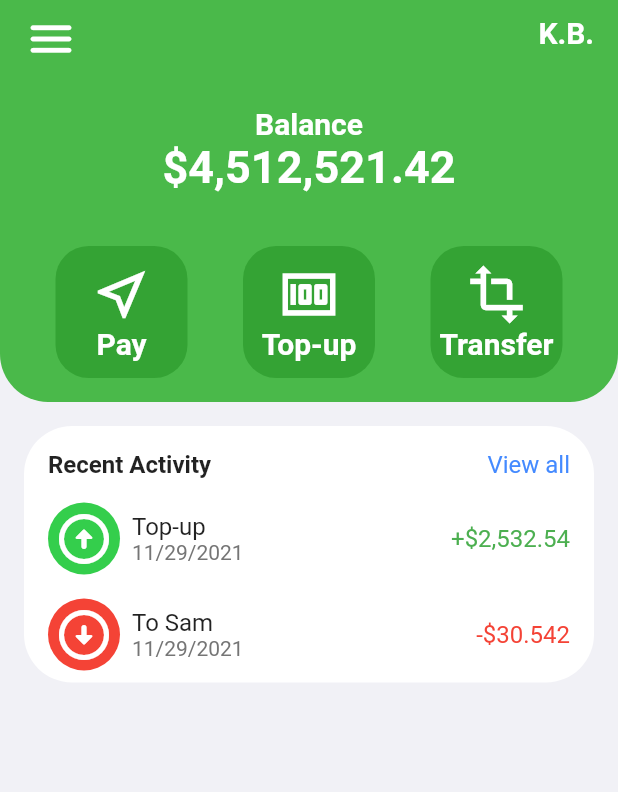
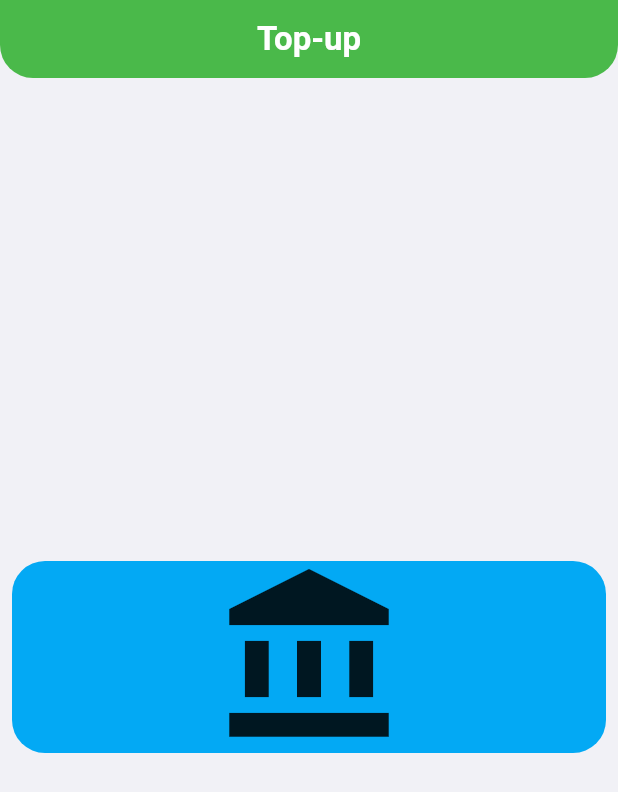
Before and after one commit to Tascate/wallet_rs, a Flutter app: the screen it shows after launch, on a phone screen of 412 x 824 dp. Shown: the top 792 px of the screen. Run offline on Flutter 3.47's test engine with Material 2 defaults, Android fonts, the phone set to English and light mode, and no system bars; our stand-ins replace google_fonts.

Commit message:
Added top up screen

```diff
--- a/lib/dashboard.dart
+++ b/lib/dashboard.dart
@@ -2,6 +2,7 @@ import 'package:flutter/cupertino.dart';
 import 'package:flutter/material.dart';
 import 'package:intl/intl.dart' as intl;
 import 'package:wallet_rs/select_pay.dart';
+import 'package:wallet_rs/top_up_choose.dart';
 import 'transaction.dart';
 import 'user.dart';
 
@@ -81,8 +82,8 @@ class _DashboardState extends State<Dashboard> {
         children: [
           _buildButtonColumn(
               lessThemeColor, Icons.near_me_outlined, 'Pay', const SelectPay()),
-          _buildButtonColumn(
-              lessThemeColor, Icons.money, 'Top-up', const SelectPay()),
+          _buildButtonColumn(lessThemeColor, Icons.payments_outlined, 'Top-up',
+              const TopUpChoose()),
           _buildButtonColumn(lessThemeColor, Icons.transform_outlined,
               'Transfer', const SelectPay()),
         ],
--- a/lib/main.dart
+++ b/lib/main.dart
@@ -4,6 +4,7 @@ import 'package:flutter/services.dart';
 import 'package:google_fonts/google_fonts.dart';
 import 'package:intl/intl.dart' as intl;
 import 'package:wallet_rs/select_pay.dart';
+import 'package:wallet_rs/top_up_choose.dart';
 import 'transaction.dart';
 import 'dashboard.dart';
 
@@ -24,7 +25,7 @@ class MyApp extends StatelessWidget {
         scaffoldBackgroundColor: const Color(0xFFF1F1F6),
         textTheme: GoogleFonts.varelaRoundTextTheme(),
       ),
-      home: const Dashboard(),
+      home: const TopUpChoose(),
     );
   }
 }
--- /dev/null
+++ b/lib/top_up_choose.dart
@@ -0,0 +1,57 @@
+import 'package:flutter/material.dart';
+
+class TopUpChoose extends StatelessWidget {
+  const TopUpChoose({Key? key}) : super(key: key);
+
+  @override
+  Widget build(BuildContext context) {
+    var placeholderIcon = Icons.account_balance;
+    var choiceCard = GestureDetector(
+        onTap: () {
+          //go to details page
+        },
+        child: Stack(
+          alignment: Alignment.center,
+          children: [
+            Container(
+              height: 128,
+              margin: EdgeInsets.symmetric(horizontal: 8),
+              decoration: const BoxDecoration(
+                borderRadius: BorderRadius.all(Radius.circular(22)),
+                color: Colors.lightBlue,
+              ),
+            ),
+            Icon(
+              placeholderIcon,
+              size: 128,
+            )
+          ],
+        ));
+
+    return Scaffold(
+      appBar: AppBar(
+        toolbarHeight: 52,
+        elevation: 0,
+        centerTitle: true,
+        title: const Text(
+          "Top-up",
+          style: TextStyle(
+            fontWeight: FontWeight.w600,
+            fontSize: 22,
+          ),
+        ),
+        backgroundColor: Color(0xff4AB94A),
+        shape: const RoundedRectangleBorder(
+          borderRadius: BorderRadius.vertical(
+            bottom: Radius.circular(22),
+          ),
+        ),
+      ),
+      body: Column(
+        mainAxisAlignment: MainAxisAlignment.center,
+        crossAxisAlignment: CrossAxisAlignment.center,
+        children: [choiceCard],
+      ),
+    );
+  }
+}
```
